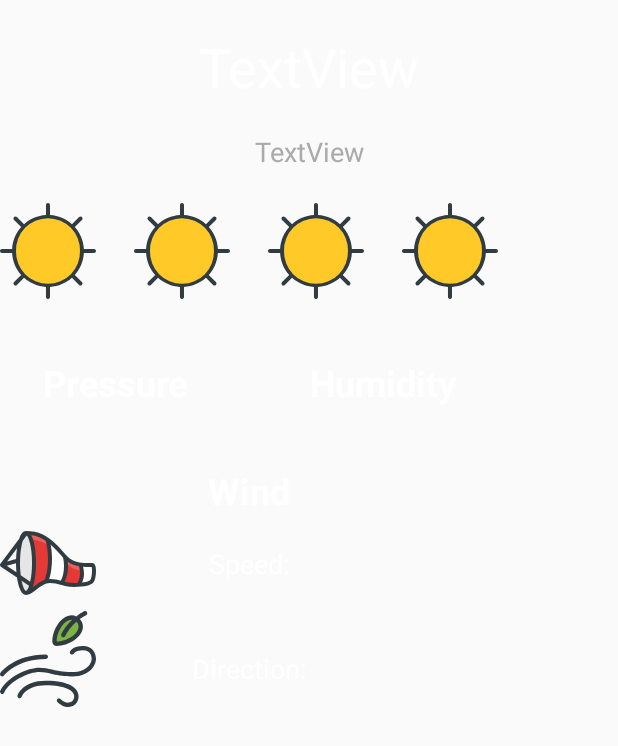
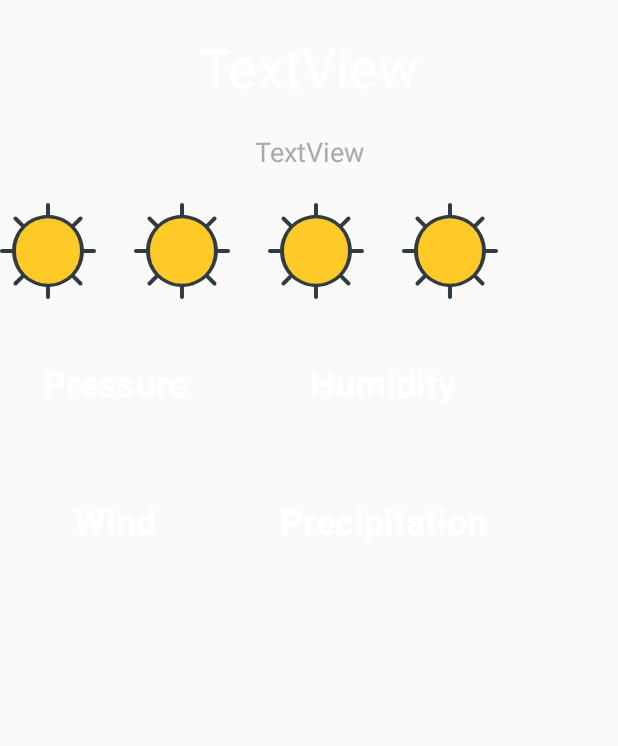
Before and after one commit to Dupeydoo/MoreCast, an Android app: the layout today_view.xml on its own in the app's theme, with its tools: preview values and no code run, on a phone screen of 412 x 824 dp. Shown: the top 746 px of the screen. Run offline under Robolectric (Android 15) with nearby library versions, the phone set to English and light mode, and no system bars; Roboto replaces fonts that are not available here.

Commit message:
Nice looking main screen now

```diff
--- a/app/src/main/java/com/exeter/ecm2425/morecast/DataProcessing/WeatherAdapter.java
+++ b/app/src/main/java/com/exeter/ecm2425/morecast/DataProcessing/WeatherAdapter.java
@@ -108,12 +108,19 @@ public class WeatherAdapter extends RecyclerView.Adapter<WeatherAdapter.ViewHold
 
     private void bindAdditionalInformation(JSONArray day, @NonNull ViewHolder holder) {
         try {
+            // Put in resultparser
             JSONObject closestTime = day.getJSONObject(0);
             double pressure = closestTime.getJSONObject("main").getDouble("pressure");
             int humididty = closestTime.getJSONObject("main").getInt("humidity");
+
             double windSpeed = closestTime.getJSONObject("wind").getDouble("speed");
             double windDirection = closestTime.getJSONObject("wind").getDouble("deg");
-            holder.todayView.setAdditionalWeatherInfo(pressure, humididty, windSpeed, windDirection);
+
+            String precipType = "Rain";
+            double precipAmount = 2.0;
+
+            holder.todayView.setAdditionalWeatherInfo(
+                    pressure, humididty, windSpeed, windDirection, precipType, precipAmount);
         }
 
         catch(JSONException e) {
--- a/app/src/main/java/com/exeter/ecm2425/morecast/Views/TodayView.java
+++ b/app/src/main/java/com/exeter/ecm2425/morecast/Views/TodayView.java
@@ -8,6 +8,8 @@ import android.widget.RelativeLayout;
 import android.widget.TextView;
 
 import com.exeter.ecm2425.morecast.R;
+
+import org.w3c.dom.Text;
 
 import java.util.Locale;
 
@@ -29,6 +31,8 @@ public class TodayView extends RelativeLayout {
     private TextView humidityContent;
     private TextView windSpeed;
     private TextView windDegrees;
+    private TextView precipitationType;
+    private TextView precipitationAmount;
 
     public TodayView(Context context) {
         super(context);
@@ -62,6 +66,8 @@ public class TodayView extends RelativeLayout {
         this.humidityContent = (TextView) findViewById(R.id.humidityContent);
         this.windSpeed = (TextView) findViewById(R.id.windSpeed);
         this.windDegrees = (TextView) findViewById(R.id.windDegrees);
+        this.precipitationType = (TextView) findViewById(R.id.precipitationType);
+        this.precipitationAmount = (TextView) findViewById(R.id.precipitationAmount);
     }
 
     public void setMainInfo(double bigTemperature, String descriptor) {
@@ -86,11 +92,14 @@ public class TodayView extends RelativeLayout {
     }
 
     public void setAdditionalWeatherInfo(
-            double pressure, int humidity, double speed, double windDirection) {
+            double pressure, int humidity, double speed, double windDirection,
+            String precipType, double precipAmount) {
         this.pressureContent.setText(String.format(Locale.ENGLISH, "%.2f hPa", pressure));
         this.humidityContent.setText(String.format(Locale.ENGLISH, "%d%%", humidity));
         this.windSpeed.setText(String.format(Locale.ENGLISH, "%.2f m/s", speed));
         this.windDegrees.setText(String.format(Locale.ENGLISH, "%.2f degrees", windDirection));
+        this.precipitationType.setText(precipType);
+        this.precipitationAmount.setText(String.format(Locale.ENGLISH, "%.2f mm, (3h)", precipAmount));
     }
 
     private void setWeatherImage(int weather, ImageView image, String time) {
--- a/app/src/main/res/layout/today_view.xml
+++ b/app/src/main/res/layout/today_view.xml
@@ -176,35 +176,17 @@
         android:id="@+id/windInformation"
         android:layout_width="wrap_content"
         android:layout_height="wrap_content"
-        android:layout_alignEnd="@id/humidityContent"
+        android:layout_alignEnd="@id/pressureContent"
         android:layout_alignLeft="@id/pressureContent"
-        android:layout_alignRight="@id/humidityContent"
+        android:layout_alignRight="@id/pressureContent"
         android:layout_alignStart="@id/pressureContent"
         android:layout_below="@id/pressureContent"
-        android:layout_marginTop="10dp"
+        android:layout_marginTop="30dp"
         android:text="@string/wind"
         android:textAlignment="center"
         android:textColor="@color/colorWhite"
         android:textSize="24sp"
         android:textStyle="bold" />
-
-    <ImageView
-        android:id="@+id/windSock"
-        android:layout_width="wrap_content"
-        android:layout_height="wrap_content"
-        android:layout_below="@id/windInformation"
-        android:layout_alignLeft="@id/windInformation"
-        android:layout_alignStart="@id/windInformation"
-        app:srcCompat="@drawable/ic_windsock"/>
-
-    <ImageView
-        android:id="@+id/windDirection"
-        android:layout_width="wrap_content"
-        android:layout_height="wrap_content"
-        android:layout_below="@id/windSock"
-        android:layout_alignLeft="@id/windSock"
-        android:layout_alignStart="@id/windSock"
-        app:srcCompat="@drawable/ic_wind"/>
 
     <TextView
         android:id="@+id/windSpeed"
@@ -215,13 +197,10 @@
         android:layout_alignRight="@+id/windInformation"
         android:layout_alignStart="@+id/windInformation"
         android:layout_below="@id/windInformation"
-        android:layout_marginTop="20dp"
-        android:layout_toEndOf="@id/windSock"
-        android:layout_toRightOf="@id/windSock"
-        android:text="@string/speed"
+        android:layout_marginTop="10dp"
         android:textAlignment="center"
         android:textColor="@color/colorWhite"
-        android:textSize="18sp" />
+        android:textSize="20sp" />
 
     <TextView
         android:id="@+id/windDegrees"
@@ -232,12 +211,53 @@
         android:layout_alignRight="@+id/windInformation"
         android:layout_alignStart="@+id/windInformation"
         android:layout_below="@id/windSpeed"
-        android:layout_marginTop="45dp"
-        android:layout_toEndOf="@id/windDirection"
-        android:layout_toRightOf="@id/windDirection"
-        android:text="@string/direction"
+        android:layout_marginTop="10dp"
         android:textAlignment="center"
         android:textColor="@color/colorWhite"
-        android:textSize="18sp" />
+        android:textSize="20sp" />
+
+    <TextView
+        android:id="@+id/precipitation"
+        android:layout_width="wrap_content"
+        android:layout_height="wrap_content"
+        android:layout_alignEnd="@id/humidityContent"
+        android:layout_alignLeft="@id/humidityContent"
+        android:layout_alignRight="@id/humidityContent"
+        android:layout_alignStart="@id/humidityContent"
+        android:layout_below="@id/humidityContent"
+        android:layout_marginTop="30dp"
+        android:text="@string/precipitation"
+        android:textAlignment="center"
+        android:textColor="@color/colorWhite"
+        android:textSize="24sp"
+        android:textStyle="bold" />
+
+    <TextView
+        android:id="@+id/precipitationType"
+        android:layout_width="wrap_content"
+        android:layout_height="wrap_content"
+        android:layout_alignEnd="@+id/precipitation"
+        android:layout_alignLeft="@+id/precipitation"
+        android:layout_alignRight="@+id/precipitation"
+        android:layout_alignStart="@+id/precipitation"
+        android:layout_below="@id/precipitation"
+        android:layout_marginTop="10dp"
+        android:textAlignment="center"
+        android:textColor="@color/colorWhite"
+        android:textSize="20sp" />
+
+    <TextView
+        android:id="@+id/precipitationAmount"
+        android:layout_width="wrap_content"
+        android:layout_height="wrap_content"
+        android:layout_alignEnd="@+id/precipitation"
+        android:layout_alignLeft="@+id/precipitation"
+        android:layout_alignRight="@+id/precipitation"
+        android:layout_alignStart="@+id/precipitation"
+        android:layout_below="@id/precipitationType"
+        android:layout_marginTop="10dp"
+        android:textAlignment="center"
+        android:textColor="@color/colorWhite"
+        android:textSize="20sp" />
 
 </RelativeLayout>
--- a/app/src/main/res/values/strings.xml
+++ b/app/src/main/res/values/strings.xml
@@ -5,4 +5,5 @@
     <string name="wind">Wind</string>
     <string name="speed">Speed: </string>
     <string name="direction">Direction: </string>
+    <string name="precipitation">Precipitation</string>
 </resources>
```
